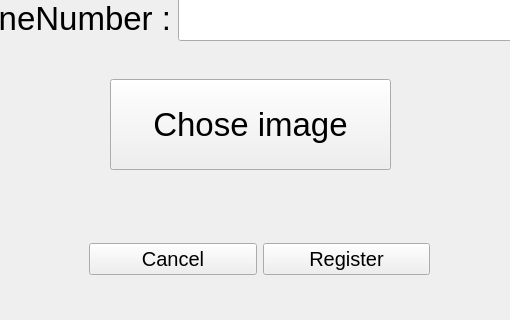
First picture: the form in X/signuporganisationuser.ui, repository MohammadrezaAldaghi/X, before the edit; both pictures show x 360 to 870 and y 321 to 641 of the 1342 by 641 pixel window.
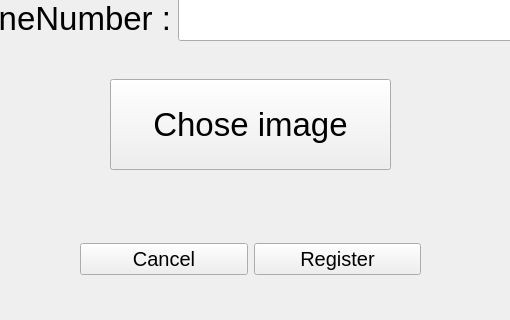
Second picture: the form after the edit.

Commit message: development Organisation ui

The edit to the form file:
```diff
--- a/X/signuporganisationuser.ui
+++ b/X/signuporganisationuser.ui
@@ -111,7 +111,7 @@
   <widget class="QWidget" name="">
    <property name="geometry">
     <rect>
-     <x>449</x>
+     <x>440</x>
      <y>530</y>
      <width>341</width>
      <height>101</height>
```
The commit also changes 5 other files.
